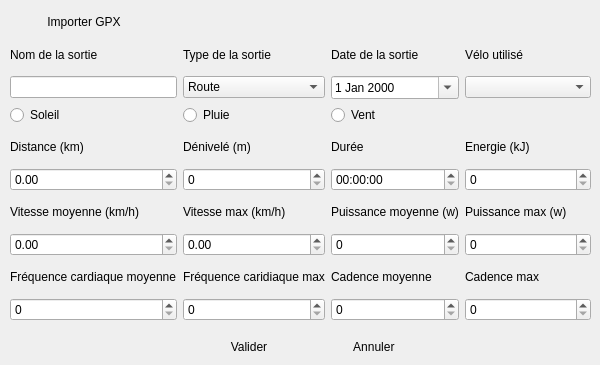
This is sources/Workouts/workoutdialog.ui in Endo13/BikeEquipmentManager as Qt 5 draws it before an edit. The edited form follows.
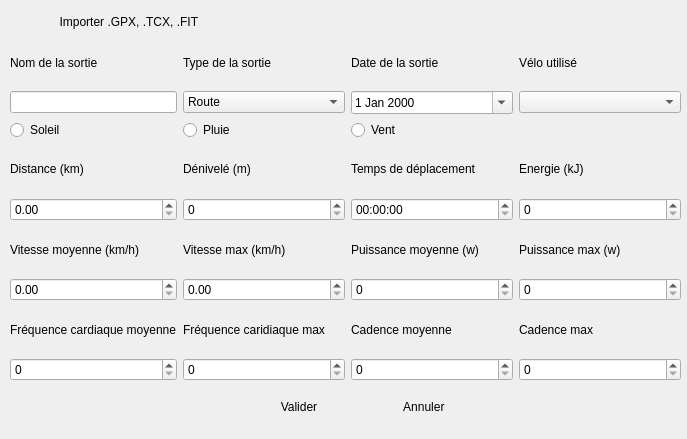
This is the edited form. Icons and pictures are not drawn.

Patch:
```diff
--- a/sources/Workouts/workoutdialog.ui
+++ b/sources/Workouts/workoutdialog.ui
@@ -6,8 +6,8 @@
    <rect>
     <x>0</x>
     <y>0</y>
-    <width>600</width>
-    <height>365</height>
+    <width>687</width>
+    <height>439</height>
    </rect>
   </property>
   <property name="windowTitle">
@@ -16,8 +16,8 @@
   <widget class="QWidget" name="layoutWidget">
    <property name="geometry">
     <rect>
-     <x>190</x>
-     <y>330</y>
+     <x>240</x>
+     <y>390</y>
      <width>241</width>
      <height>34</height>
     </rect>
@@ -70,15 +70,15 @@
     <rect>
      <x>10</x>
      <y>40</y>
-     <width>581</width>
-     <height>281</height>
+     <width>671</width>
+     <height>341</height>
     </rect>
    </property>
    <layout class="QGridLayout" name="gridLayout_3" rowstretch="0,0,0,0,0,0,0,0,0,0" columnstretch="0,0,0,0">
     <item row="4" column="2">
      <widget class="QLabel" name="label_6">
       <property name="text">
-       <string>Durée</string>
+       <string>Temps de déplacement</string>
       </property>
      </widget>
     </item>
@@ -190,7 +190,11 @@
      </widget>
     </item>
     <item row="9" column="3">
-     <widget class="QSpinBox" name="spCadenceMax"/>
+     <widget class="QSpinBox" name="spCadenceMax">
+      <property name="maximum">
+       <number>9999</number>
+      </property>
+     </widget>
     </item>
     <item row="7" column="3">
      <widget class="QSpinBox" name="spPuissanceMax">
@@ -347,14 +351,24 @@
   <widget class="QPushButton" name="pbImport">
    <property name="geometry">
     <rect>
-     <x>10</x>
+     <x>30</x>
      <y>10</y>
-     <width>148</width>
+     <width>191</width>
      <height>23</height>
     </rect>
    </property>
    <property name="text">
-    <string>Importer GPX</string>
+    <string>  Importer .GPX, .TCX, .FIT</string>
+   </property>
+   <property name="icon">
+    <iconset resource="../ressources/ressources.qrc">
+     <normaloff>:/bike/import.png</normaloff>:/bike/import.png</iconset>
+   </property>
+   <property name="iconSize">
+    <size>
+     <width>24</width>
+     <height>24</height>
+    </size>
    </property>
    <property name="flat">
     <bool>true</bool>
```
